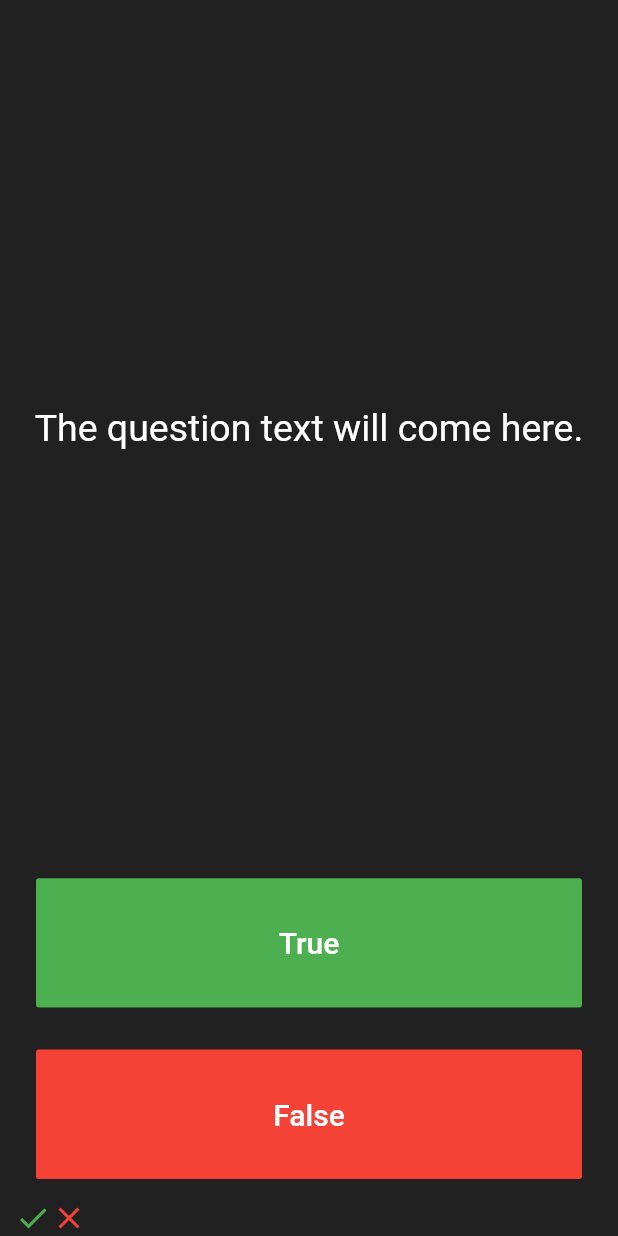
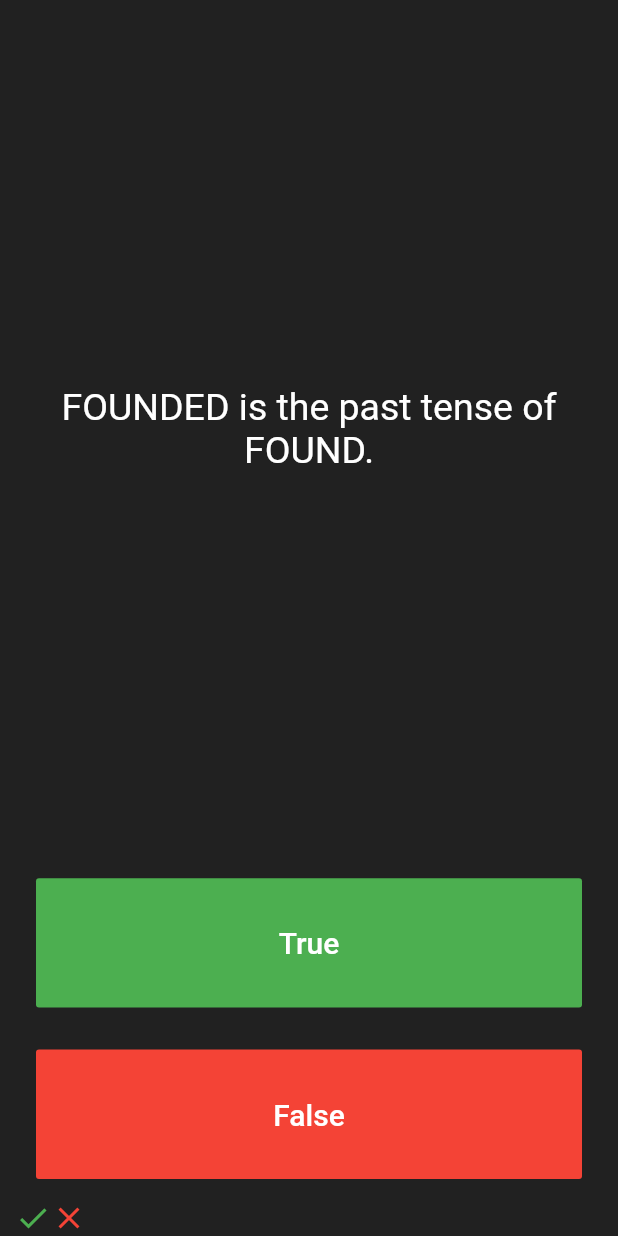
Before and after one commit to fatihcilasin/quizz-app, a Flutter app: the screen it shows after launch, after a tap on "True", after a tap on "False", on a phone screen of 412 x 824 dp. Run offline on Flutter 3.47's test engine with Material 2 defaults, Android fonts, the phone set to English and light mode, and no system bars.

Commit message:
Added questions list and question text made dynamic

```diff
--- a/lib/main.dart
+++ b/lib/main.dart
@@ -26,6 +26,14 @@ class QuizzPage extends StatefulWidget {
 
 class _QuizzPageState extends State<QuizzPage> {
   List<Icon> scoreKeeper = [];
+  List<String> questions = [
+    'A RIVER is bigger than a STREAM.',
+    'There are one thousand years in a CENTURY.',
+    'FOUNDED is the past tense of FOUND.',
+    'ANSWER can be used as a noun and a verb.'
+  ];
+
+  int questionIndex = 0;
 
   @override
   Widget build(BuildContext context) {
@@ -39,7 +47,7 @@ class _QuizzPageState extends State<QuizzPage> {
             padding: EdgeInsets.all(10.0),
             child: Center(
               child: Text(
-                'The question text will come here.',
+                questions[questionIndex],
                 textAlign: TextAlign.center,
                 style: TextStyle(fontSize: 25.0, color: Colors.white),
               ),
@@ -63,6 +71,7 @@ class _QuizzPageState extends State<QuizzPage> {
                 print('True button press action.');
                 setState(() {
                   scoreKeeper.add(Icon(Icons.check, color: Colors.green));
+                  questionIndex++;
                 });
               },
             ),
@@ -85,6 +94,7 @@ class _QuizzPageState extends State<QuizzPage> {
                 print('False button press action.');
                 setState(() {
                   scoreKeeper.add(Icon(Icons.close, color: Colors.red));
+                  questionIndex++;
                 });
               },
             ),
```
